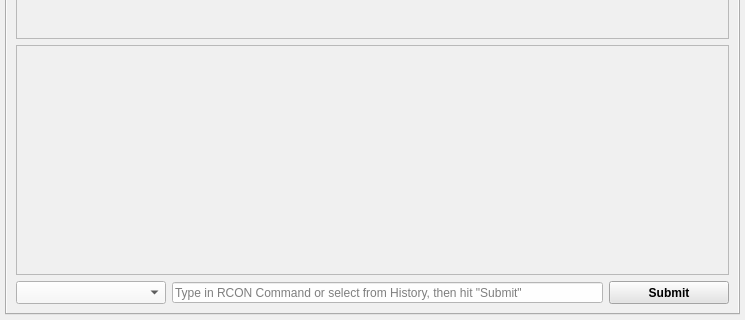
Old version of the form Source_Code/source_files/isrt_gui.ui in the repository sargolin/ISRT-Insurgency-Sandstorm-RCON-TOOL-and-Mapchanger; both pictures show x 0 to 745 and y 540 to 860 of the 745 by 860 pixel window.
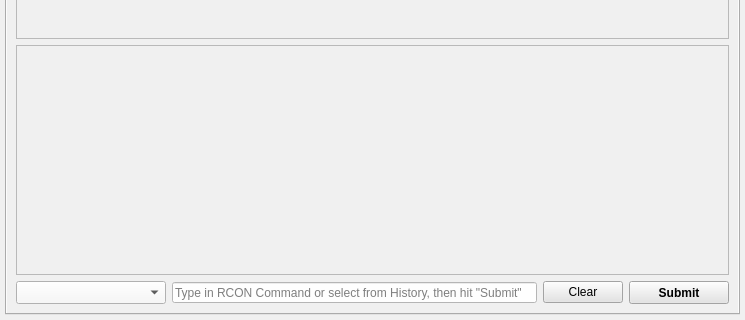
New version of the form. Icons and pictures are not drawn.

The edit to the form file:
```diff
--- a/Source_Code/source_files/isrt_gui.ui
+++ b/Source_Code/source_files/isrt_gui.ui
@@ -1688,7 +1688,7 @@
             <widget class="QLineEdit" name="label_rconcommand">
              <property name="minimumSize">
               <size>
-               <width>400</width>
+               <width>300</width>
                <height>21</height>
               </size>
              </property>
@@ -1718,11 +1718,28 @@
              </property>
             </widget>
            </item>
+           <item>
+            <widget class="QPushButton" name="btn_main_clear_rcon">
+             <property name="minimumSize">
+              <size>
+               <width>50</width>
+               <height>0</height>
+              </size>
+             </property>
+             <property name="styleSheet">
+              <string notr="true">background-color:rgb(228, 228, 228)
+</string>
+             </property>
+             <property name="text">
+              <string>Clear</string>
+             </property>
+            </widget>
+           </item>
            <item>
             <widget class="QPushButton" name="btn_main_exec_rcon">
              <property name="minimumSize">
               <size>
-               <width>120</width>
+               <width>100</width>
                <height>0</height>
               </size>
              </property>
```
Left out of the diff: 15 changed lines with no effect on the pictures.
